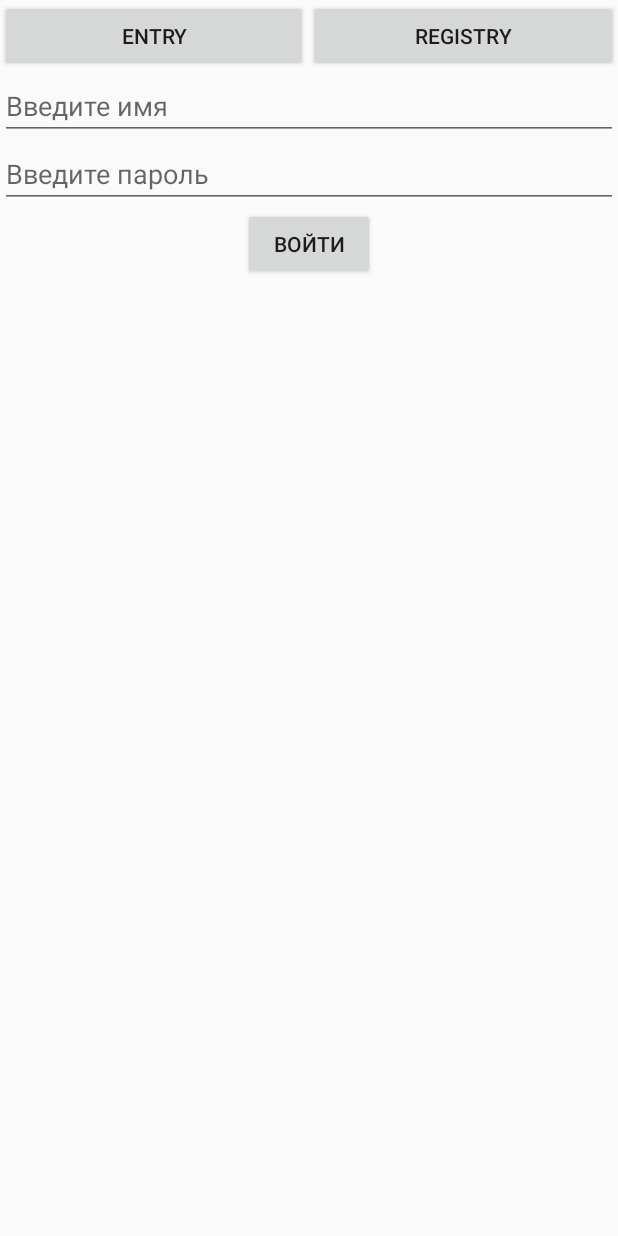
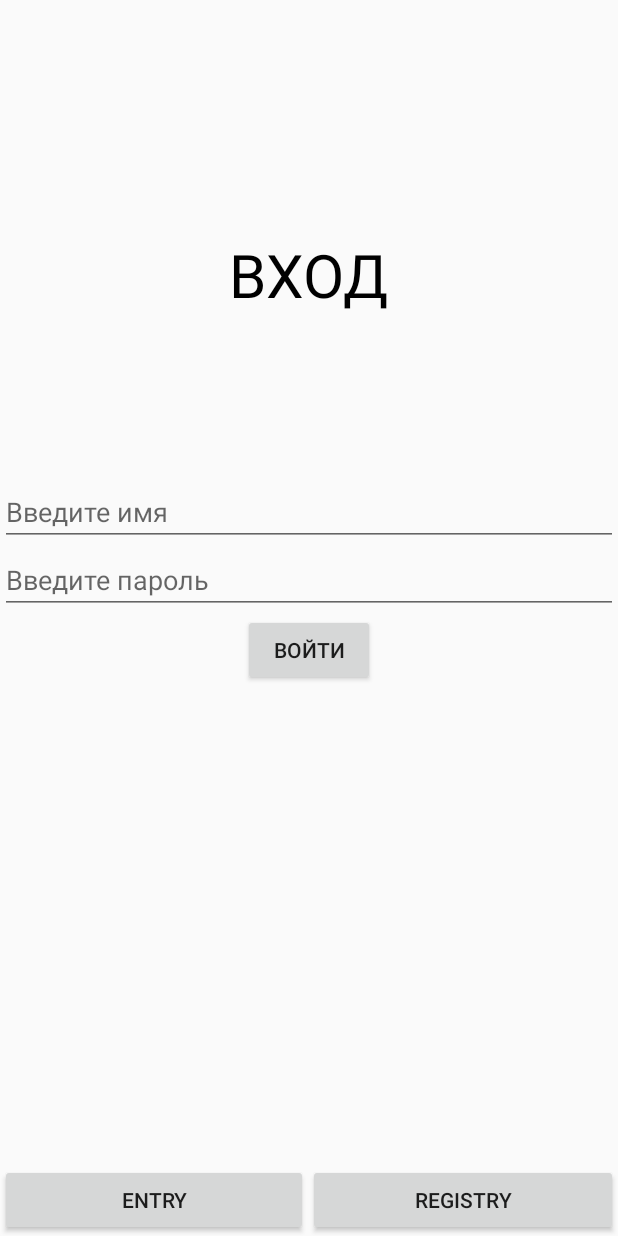
Before and after one commit to Pyvle/mobile-guide, an Android app: the screen it shows after launch (MainActivity), after a tap on "ENTRY", on a phone screen of 412 x 824 dp. Run offline under Robolectric (Android 15) with nearby library versions, the phone set to English and light mode, and no system bars.

Commit message:
добавил вход и регистрацию

```diff
--- a/ebatpricols/app/src/main/java/com/example/ebatpricols/FragmentEntry.java
+++ b/ebatpricols/app/src/main/java/com/example/ebatpricols/FragmentEntry.java
@@ -1,14 +1,27 @@
 package com.example.ebatpricols;
 
+import android.content.Intent;
 import android.os.Bundle;
 
 import androidx.fragment.app.Fragment;
 
+import android.text.TextUtils;
 import android.view.LayoutInflater;
 import android.view.View;
 import android.view.ViewGroup;
+import android.widget.Button;
+import android.widget.EditText;
+import android.widget.Toast;
+
+import java.io.BufferedReader;
+import java.io.FileInputStream;
+import java.io.InputStreamReader;
 
 public class FragmentEntry extends Fragment {
+
+    private EditText editTextUsername;
+    private EditText editTextPassword;
+    private Button buttonEntry;
 
     @Override
     public void onCreate(Bundle savedInstanceState) {
@@ -18,7 +31,58 @@ public class FragmentEntry extends Fragment {
     @Override
     public View onCreateView(LayoutInflater inflater, ViewGroup container,
                              Bundle savedInstanceState) {
-        // Inflate the layout for this fragment
-        return inflater.inflate(R.layout.fragment_entry, container, false);
+        View view = inflater.inflate(R.layout.fragment_entry, container, false);
+
+        editTextUsername = view.findViewById(R.id.login);
+        editTextPassword = view.findViewById(R.id.password);
+
+        buttonEntry = view.findViewById(R.id.entryHome);
+
+        buttonEntry.setOnClickListener(new View.OnClickListener() {
+            @Override
+            public void onClick(View v) {
+                String username = editTextUsername.getText().toString();
+                String password = editTextPassword.getText().toString();
+
+                if(TextUtils.isEmpty(username) || TextUtils.isEmpty(password))
+                    Toast.makeText(getActivity(), "Введите данные корректно", Toast.LENGTH_SHORT).show();
+                else {
+                     if(checkCredentials(username, password)) {
+                         Intent intent = new Intent(getActivity(), HomeActivity.class);
+                         startActivity(intent);
+                         getActivity().finish();
+                     }
+                }
+
+            }
+        });
+
+        return view;
+    }
+
+    private boolean checkCredentials(String username, String password) {
+        String filename = "credentials.txt";
+        StringBuilder text = new StringBuilder();
+
+        try (FileInputStream fis = getActivity().openFileInput(filename);
+             InputStreamReader isr = new InputStreamReader(fis);
+             BufferedReader bufferedReader = new BufferedReader(isr)) {
+
+            String line;
+            while ((line = bufferedReader.readLine()) != null) {
+                String[] storedCredentials = line.split(":");
+                if (storedCredentials.length == 2) {
+                    String storedUsername = storedCredentials[0];
+                    String storedPassword = storedCredentials[1];
+
+                    if (username.equals(storedUsername) && password.equals(storedPassword))
+                        return true;
+                }
+            }
+        } catch (Exception e) {
+            e.printStackTrace();
+            Toast.makeText(getActivity(), "Ошибка при чтении файла", Toast.LENGTH_SHORT).show();
+        }
+        return false;
     }
 }
--- a/ebatpricols/app/src/main/java/com/example/ebatpricols/MainActivity.java
+++ b/ebatpricols/app/src/main/java/com/example/ebatpricols/MainActivity.java
@@ -40,32 +40,5 @@ public class MainActivity extends AppCompatActivity {
                 ft.commit();
             }
         });
-
-
-        /*EditText idName = findViewById(R.id.login);
-        EditText idPas = findViewById(R.id.password);
-
-        Button button = findViewById(R.id.button);
-
-        button.setOnClickListener(new View.OnClickListener() {
-            @Override
-            public void onClick(View v) {
-                String username = idName.getText().toString();
-                String password = idPas.getText().toString();
-
-                if(TextUtils.isEmpty(username)||TextUtils.isEmpty(password))
-                    Toast.makeText(MainActivity.this, "Введите данные", Toast.LENGTH_SHORT).show();
-                else {
-                    if (username.equals("user") && password.equals("123")) {
-                        Intent intent = new Intent(MainActivity.this, HomeActivity.class);
-                        startActivity(intent);
-                        finish();
-                    }
-                }
-            }
-        });*/
-
-
-
     }
 }
--- a/ebatpricols/app/src/main/res/layout/activity_main.xml
+++ b/ebatpricols/app/src/main/res/layout/activity_main.xml
@@ -1,5 +1,5 @@
 <?xml version="1.0" encoding="utf-8"?>
-<LinearLayout xmlns:android="http://schemas.android.com/apk/res/android"
+<androidx.constraintlayout.widget.ConstraintLayout xmlns:android="http://schemas.android.com/apk/res/android"
     xmlns:app="http://schemas.android.com/apk/res-auto"
     xmlns:tools="http://schemas.android.com/tools"
     android:id="@+id/main"
@@ -9,11 +9,35 @@
     android:gravity="center_horizontal"
     tools:context=".MainActivity">
 
+    <TextView
+        android:layout_width="wrap_content"
+        android:layout_height="wrap_content"
+        android:layout_marginTop="156dp"
+        android:text="ВХОД"
+        android:textColor="@color/black"
+        android:textSize="40sp"
+        app:layout_constraintEnd_toEndOf="parent"
+        app:layout_constraintStart_toStartOf="parent"
+        app:layout_constraintTop_toTopOf="parent" />
+
+    <FrameLayout
+        android:id="@+id/container"
+        android:layout_width="match_parent"
+        android:layout_height="wrap_content"
+        app:layout_constraintBottom_toTopOf="@+id/linearLayout"
+        app:layout_constraintEnd_toEndOf="parent"
+        app:layout_constraintStart_toStartOf="parent"
+        app:layout_constraintTop_toTopOf="parent">
+
+    </FrameLayout>
 
     <LinearLayout
+        android:id="@+id/linearLayout"
         android:layout_width="match_parent"
         android:layout_height="wrap_content"
-        android:orientation="horizontal">
+        android:orientation="horizontal"
+        app:layout_constraintBottom_toBottomOf="parent"
+        app:layout_constraintStart_toStartOf="parent">
 
         <Button
             android:id="@+id/entry"
@@ -30,10 +54,6 @@
             android:text="registry" />
     </LinearLayout>
 
-    <FrameLayout
-        android:id="@+id/container"
-        android:layout_width="match_parent"
-        android:layout_height="match_parent">
 
-    </FrameLayout>
-</LinearLayout>
+
+</androidx.constraintlayout.widget.ConstraintLayout>
--- a/ebatpricols/app/src/main/res/layout/fragment_entry.xml
+++ b/ebatpricols/app/src/main/res/layout/fragment_entry.xml
@@ -23,7 +23,7 @@
             android:id="@+id/password"/>
 
         <Button
-            android:id="@+id/button"
+            android:id="@+id/entryHome"
             android:layout_width="wrap_content"
             android:layout_height="wrap_content"
             android:text="Войти" />
--- a/ebatpricols/app/src/main/res/layout/fragment_reg.xml
+++ b/ebatpricols/app/src/main/res/layout/fragment_reg.xml
@@ -12,10 +12,10 @@
         android:gravity="center_horizontal">
 
         <EditText
+            android:id="@+id/reg_login"
             android:layout_width="match_parent"
             android:layout_height="wrap_content"
-            android:id="@+id/reg_login"
-            android:hint="Введите имя"/>
+            android:hint="Введите имя" />
         <EditText
             android:layout_width="match_parent"
             android:layout_height="wrap_content"
```
Also changed, not shown: ebatpricols/app/src/main/java/com/example/ebatpricols/FragmentReg.java (+96 -1 lines).
